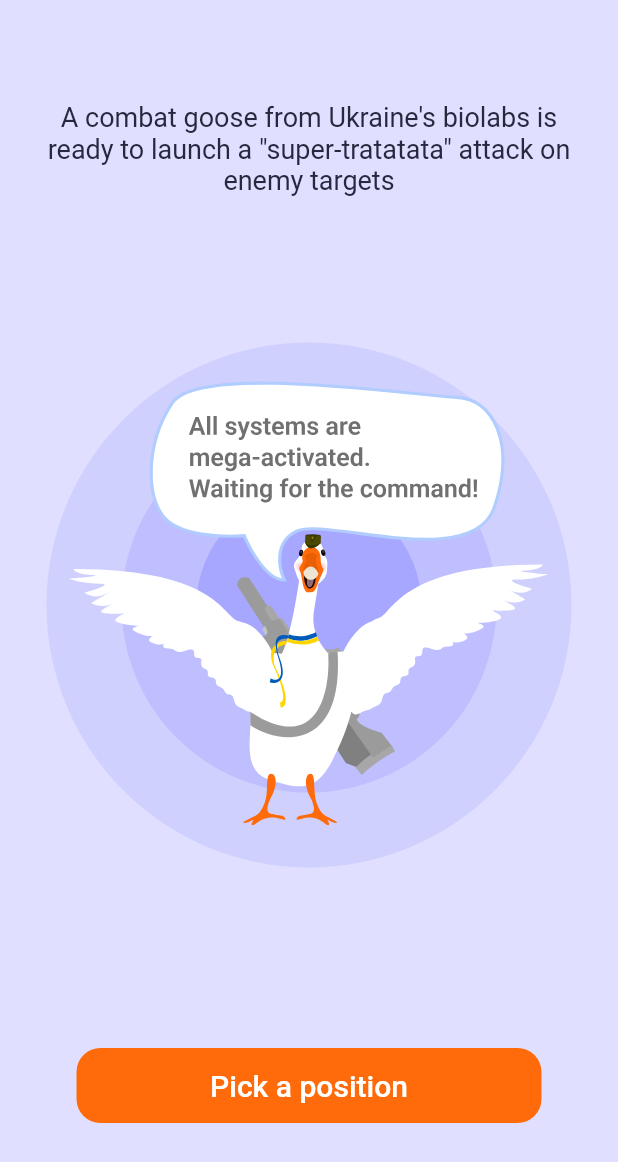
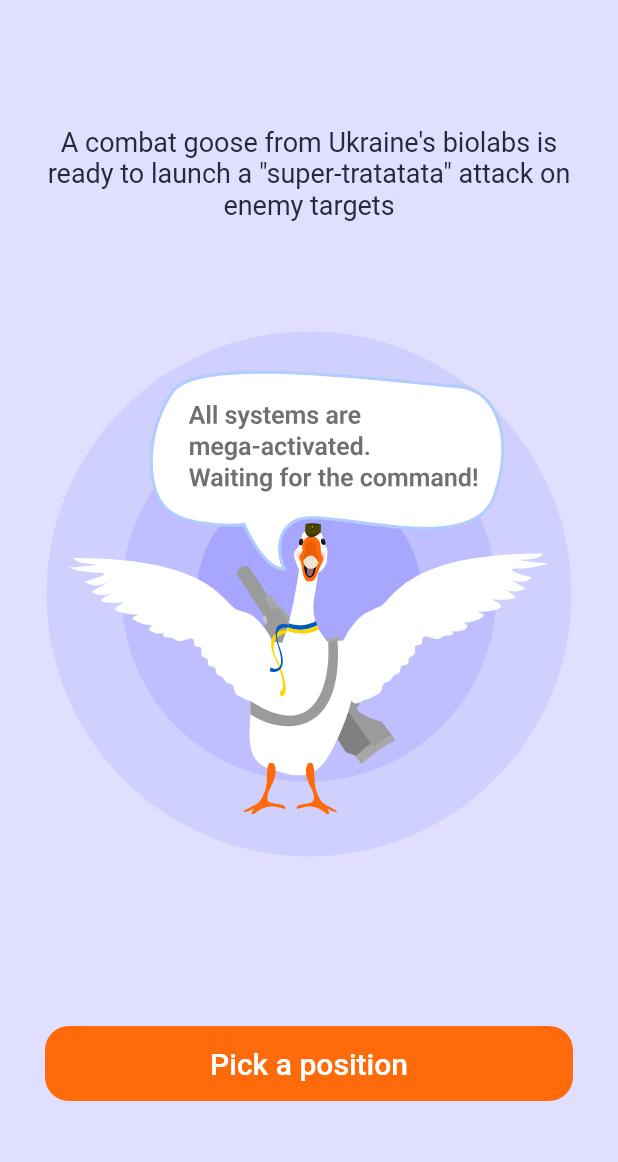
Before and after one commit to OwlDarlyn/flutter-gus-bandera, a Flutter app: the HomeScreen screen opened directly, on a phone screen of 412 x 824 dp. Shown: the top 1162 px of the screen. Run offline on Flutter 3.47's test engine with Material 2 defaults, Android fonts, the phone set to English and light mode, and no system bars; our stand-ins replace flutter_svg, sqflite; accounts and stored records are empty; generated files the repository leaves out were written again.

Commit message:
make fixed position for gus button

```diff
--- a/lib/l10n/app_en.arb
+++ b/lib/l10n/app_en.arb
@@ -21,5 +21,6 @@
     "text4": "Expect a high-profile \"tra-ta-ta\" on the position in the near future",
     "button4": "View the map",
     "@_MAP_SCREEN": {},
-    "title4": "Map of goose launches by position"
+    "title4": "Map of goose launches by position",
+    "button5": "Pick a new position"
  }
--- a/lib/l10n/app_uk.arb
+++ b/lib/l10n/app_uk.arb
@@ -21,5 +21,6 @@
     "text4": "Очікуйте гучного \"свєрх-тратата\" по позиції найближчим часом",
     "button4": "Переглянути карту",
     "@_MAP_SCREEN": {},
-    "title4": "Карта запусків гуся по позиціях"
+    "title4": "Карта запусків гуся по позиціях",
+    "button5": "Обрати нову позицію"
  }
--- a/lib/screens/home_screen.dart
+++ b/lib/screens/home_screen.dart
@@ -24,7 +24,7 @@ class HomeScreen extends StatelessWidget {
             Column(mainAxisAlignment: MainAxisAlignment.spaceEvenly, children: [
           Container(
             margin:
-                const EdgeInsets.only(top: 50, right: 30, left: 30, bottom: 30),
+                const EdgeInsets.only(top: 70, right: 30, left: 30, bottom: 30),
             alignment: Alignment.center,
             child: Text(
               AppLocalizations.of(context)!.text1,
@@ -36,7 +36,7 @@ class HomeScreen extends StatelessWidget {
             ),
           ),
           Container(
-            margin: const EdgeInsets.only(top: 50),
+            margin: const EdgeInsets.only(top: 30),
             alignment: Alignment.center,
             height: 350,
             decoration: const BoxDecoration(
@@ -62,12 +62,19 @@ class HomeScreen extends StatelessWidget {
             ),
           ),
           const SizedBox(height: 55),
-          GusButton(
-            buttonTextGus: AppLocalizations.of(context)!.button2,
-            onTap: () => goToChoose(context),
-          ),
-          const SizedBox(height: 30),
+          // GusButton(
+          //   buttonTextGus: AppLocalizations.of(context)!.button2,
+          //   onTap: () => goToChoose(context),
+          // ),
+          // const SizedBox(height: 30),
         ]),
+      ),
+      bottomNavigationBar: Padding(
+        padding: const EdgeInsets.only(bottom: 80, left: 30, right: 30),
+        child: GusButton(
+          buttonTextGus: AppLocalizations.of(context)!.button2,
+          onTap: () => goToChoose(context),
+        ),
       ),
     );
   }
--- a/lib/screens/load_screen.dart
+++ b/lib/screens/load_screen.dart
@@ -16,7 +16,7 @@ class LoadScreen extends StatelessWidget {
 
   void goToHome(BuildContext context, String id) {
     Navigator.push(
-        context, MaterialPageRoute(builder: (context) => HomeScreen()));
+        context, MaterialPageRoute(builder: (context) => const HomeScreen()));
   }
 
   @override
@@ -90,7 +90,7 @@ class LoadScreen extends StatelessWidget {
         ],
       )),
       bottomNavigationBar: Padding(
-        padding: EdgeInsets.only(bottom: 80, left: 30, right: 30),
+        padding: const EdgeInsets.only(bottom: 80, left: 30, right: 30),
         child: GusButton(
           buttonTextGus: AppLocalizations.of(context)!.button1,
           onTap: () => langdId != '' ? goToHome(context, langdId) : null,
```
Also changed, not shown: lib/screens/map_gus_screen.dart (+18 -5 lines).
